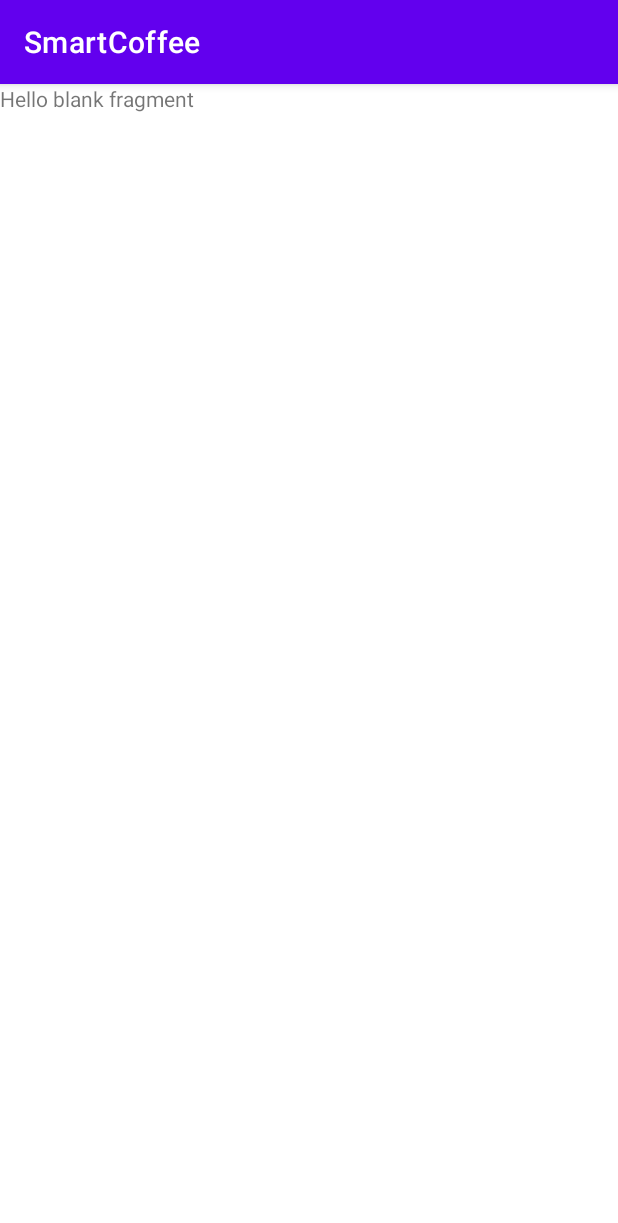
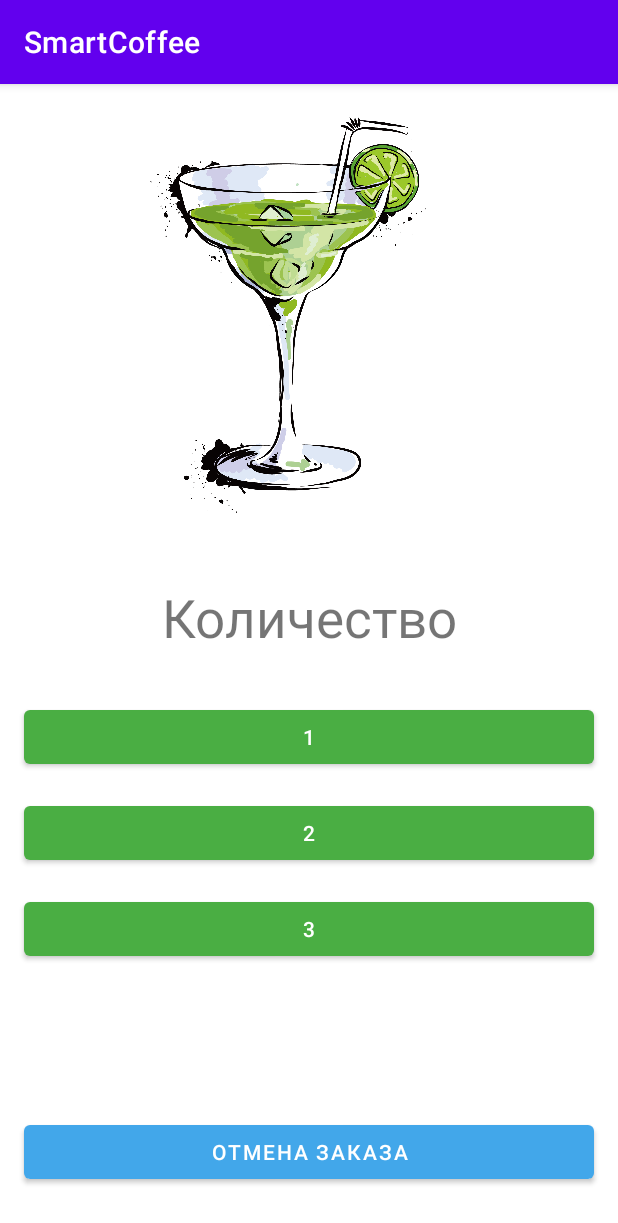
Before and after one commit to Brav9/SmartCoffee, an Android app: the fragment CocktailFragment shown on its own in the app's theme, on a phone screen of 412 x 824 dp. Shown: the top 1223 px of the screen. Run offline under Robolectric (Android 15) with nearby library versions, the phone set to English and light mode, and no system bars.

Commit message:
Добавление элементов в макет fragment_cocktail.xml

```diff
--- a/app/src/main/res/layout/fragment_cake.xml
+++ b/app/src/main/res/layout/fragment_cake.xml
@@ -7,7 +7,7 @@
     tools:context=".CakeFragment">
 
     <ImageView
-        android:id="@+id/imCake"
+        android:id="@+id/imCocktail"
         android:layout_width="0dp"
         android:layout_height="300dp"
         android:src="@drawable/cake"
@@ -24,7 +24,7 @@
         android:textSize="35sp"
         app:layout_constraintEnd_toEndOf="parent"
         app:layout_constraintStart_toStartOf="parent"
-        app:layout_constraintTop_toBottomOf="@+id/imCake"
+        app:layout_constraintTop_toBottomOf="@+id/imCocktail"
         app:textAllCaps="false" />
 
     <Button
--- a/app/src/main/res/layout/fragment_cocktail.xml
+++ b/app/src/main/res/layout/fragment_cocktail.xml
@@ -1,14 +1,83 @@
 <?xml version="1.0" encoding="utf-8"?>
-<FrameLayout xmlns:android="http://schemas.android.com/apk/res/android"
+<?xml version="1.0" encoding="utf-8"?>
+<androidx.constraintlayout.widget.ConstraintLayout xmlns:android="http://schemas.android.com/apk/res/android"
+    xmlns:app="http://schemas.android.com/apk/res-auto"
     xmlns:tools="http://schemas.android.com/tools"
     android:layout_width="match_parent"
     android:layout_height="match_parent"
     tools:context=".CocktailFragment">
 
-    <!-- TODO: Update blank fragment layout -->
+    <ImageView
+        android:id="@+id/imCocktail"
+        android:layout_width="0dp"
+        android:layout_height="300dp"
+        android:src="@drawable/cocktail"
+        app:layout_constraintEnd_toEndOf="parent"
+        app:layout_constraintStart_toStartOf="parent"
+        app:layout_constraintTop_toTopOf="parent" />
+
     <TextView
-        android:layout_width="match_parent"
-        android:layout_height="match_parent"
-        android:text="@string/hello_blank_fragment" />
+        android:id="@+id/tvQuantity"
+        android:layout_width="wrap_content"
+        android:layout_height="wrap_content"
+        android:layout_marginTop="32dp"
+        android:text="@string/quantity"
+        android:textSize="35sp"
+        app:layout_constraintEnd_toEndOf="parent"
+        app:layout_constraintStart_toStartOf="parent"
+        app:layout_constraintTop_toBottomOf="@+id/imCocktail"
+        app:textAllCaps="false" />
 
-</FrameLayout>
+    <Button
+        android:id="@+id/btnQuantityOne"
+        android:layout_width="0dp"
+        android:layout_height="wrap_content"
+        android:layout_marginStart="16dp"
+        android:layout_marginTop="32dp"
+        android:layout_marginEnd="16dp"
+        android:text="@string/one"
+        app:backgroundTint="#4AAE43"
+        app:layout_constraintEnd_toEndOf="parent"
+        app:layout_constraintStart_toStartOf="parent"
+        app:layout_constraintTop_toBottomOf="@+id/tvQuantity" />
+
+    <Button
+        android:id="@+id/btnQuantityTwo"
+        android:layout_width="0dp"
+        android:layout_height="wrap_content"
+        android:layout_marginStart="16dp"
+        android:layout_marginTop="16dp"
+        android:layout_marginEnd="16dp"
+        android:text="@string/two"
+        app:backgroundTint="#4AAE43"
+        app:layout_constraintEnd_toEndOf="parent"
+        app:layout_constraintStart_toStartOf="parent"
+        app:layout_constraintTop_toBottomOf="@+id/btnQuantityOne" />
+
+    <Button
+        android:id="@+id/btnQuantityTree"
+        android:layout_width="0dp"
+        android:layout_height="wrap_content"
+        android:layout_marginStart="16dp"
+        android:layout_marginTop="16dp"
+        android:layout_marginEnd="16dp"
+        android:text="@string/three"
+        app:backgroundTint="#4AAE43"
+        app:layout_constraintEnd_toEndOf="parent"
+        app:layout_constraintStart_toStartOf="parent"
+        app:layout_constraintTop_toBottomOf="@+id/btnQuantityTwo" />
+
+    <Button
+        android:id="@+id/btnOrderCancellation"
+        android:layout_width="0dp"
+        android:layout_height="wrap_content"
+        android:layout_marginStart="16dp"
+        android:layout_marginEnd="16dp"
+        android:layout_marginBottom="32dp"
+        android:text="@string/order_cancellation"
+        app:backgroundTint="#42A7EA"
+        app:layout_constraintBottom_toBottomOf="parent"
+        app:layout_constraintEnd_toEndOf="parent"
+        app:layout_constraintStart_toStartOf="parent" />
+
+</androidx.constraintlayout.widget.ConstraintLayout>
```
